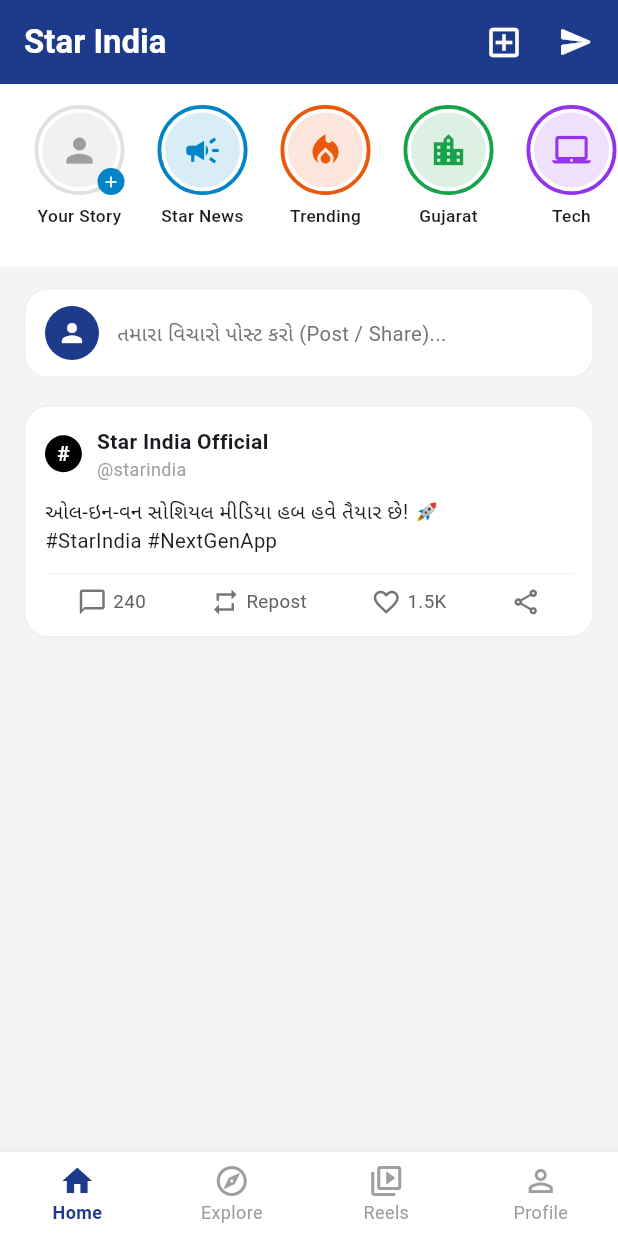
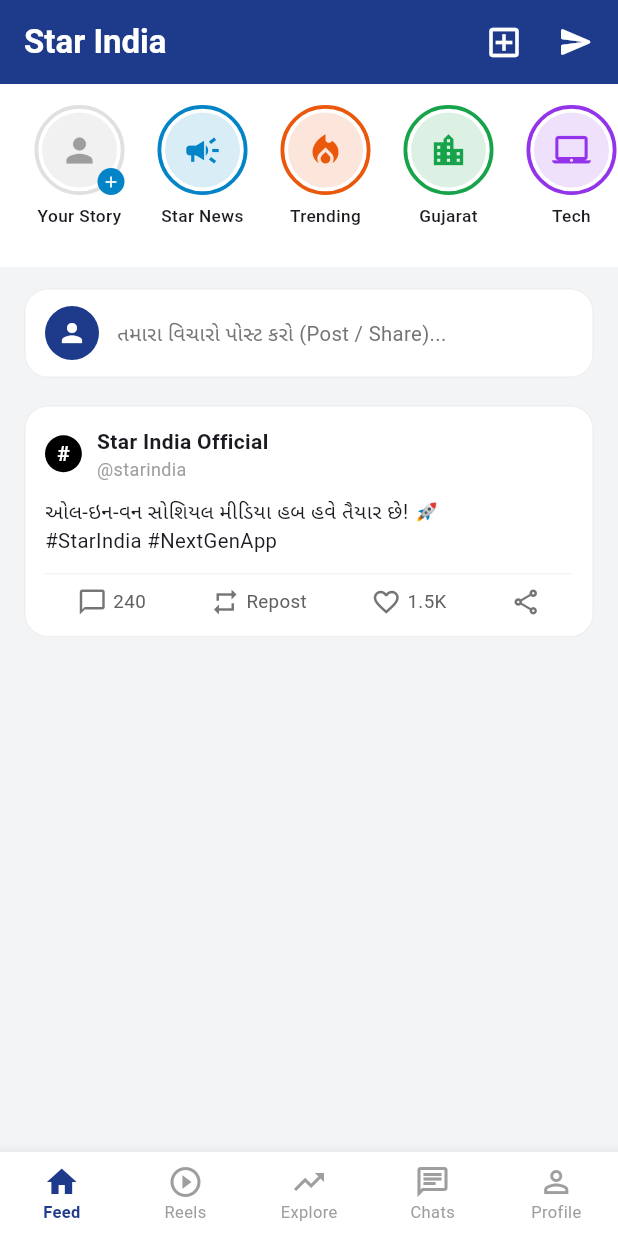
Before and after one commit to vrajlimbani-wq/star-india, a Flutter app: the screen it shows once a user with an empty profile is signed in, on a phone screen of 412 x 824 dp. Run offline on Flutter 3.47's test engine with Material 3 defaults, Android fonts, the phone set to English and light mode, and no system bars; our stand-ins replace cloud_firestore, firebase_auth, firebase_core; accounts and stored records are empty.

Commit message:
Update main.dart

```diff
--- a/lib/main.dart
+++ b/lib/main.dart
@@ -3,8 +3,9 @@
 import 'package:firebase_auth/firebase_auth.dart';
 import 'auth_screen.dart';
 import 'feed_screen.dart';
+import 'reels_screen.dart';
 import 'explore_screen.dart';
-import 'reels_screen.dart';
+import 'chat_screen.dart';
 import 'profile_screen.dart';
 
 void main() async {
@@ -22,7 +23,7 @@
       debugShowCheckedModeBanner: false,
       theme: ThemeData(
         primaryColor: const Color(0xFF1E3A8A),
-        scaffoldBackgroundColor: const Color(0xFFF8FAFC),
+        scaffoldBackgroundColor: const Color(0xFFF3F4F6),
         colorScheme: ColorScheme.fromSeed(seedColor: const Color(0xFF1E3A8A)),
       ),
       home: FutureBuilder(
@@ -96,8 +97,9 @@
 
   final List<Widget> _screens = [
     const FeedScreen(),
+    const ReelsScreen(),
     const ExploreScreen(),
-    const ReelsScreen(),
+    const ChatScreen(peerUid: '', peerName: 'Star Chats'),
     const ProfileScreen(),
   ];
 
@@ -120,23 +122,28 @@
         unselectedItemColor: Colors.grey.shade500,
         backgroundColor: Colors.white,
         elevation: 8,
-        selectedLabelStyle: const TextStyle(fontWeight: FontWeight.bold, fontSize: 12),
-        unselectedLabelStyle: const TextStyle(fontSize: 12),
+        selectedLabelStyle: const TextStyle(fontWeight: FontWeight.bold, fontSize: 11),
+        unselectedLabelStyle: const TextStyle(fontSize: 11),
         items: const [
           BottomNavigationBarItem(
             icon: Icon(Icons.home_outlined),
             activeIcon: Icon(Icons.home),
-            label: 'Home',
+            label: 'Feed',
           ),
           BottomNavigationBarItem(
-            icon: Icon(Icons.explore_outlined),
-            activeIcon: Icon(Icons.explore),
+            icon: Icon(Icons.play_circle_outline),
+            activeIcon: Icon(Icons.play_circle_fill),
+            label: 'Reels',
+          ),
+          BottomNavigationBarItem(
+            icon: Icon(Icons.trending_up),
+            activeIcon: Icon(Icons.trending_up),
             label: 'Explore',
           ),
           BottomNavigationBarItem(
-            icon: Icon(Icons.video_library_outlined),
-            activeIcon: Icon(Icons.video_library),
-            label: 'Reels',
+            icon: Icon(Icons.chat_outlined),
+            activeIcon: Icon(Icons.chat),
+            label: 'Chats',
           ),
           BottomNavigationBarItem(
             icon: Icon(Icons.person_outline),
```
